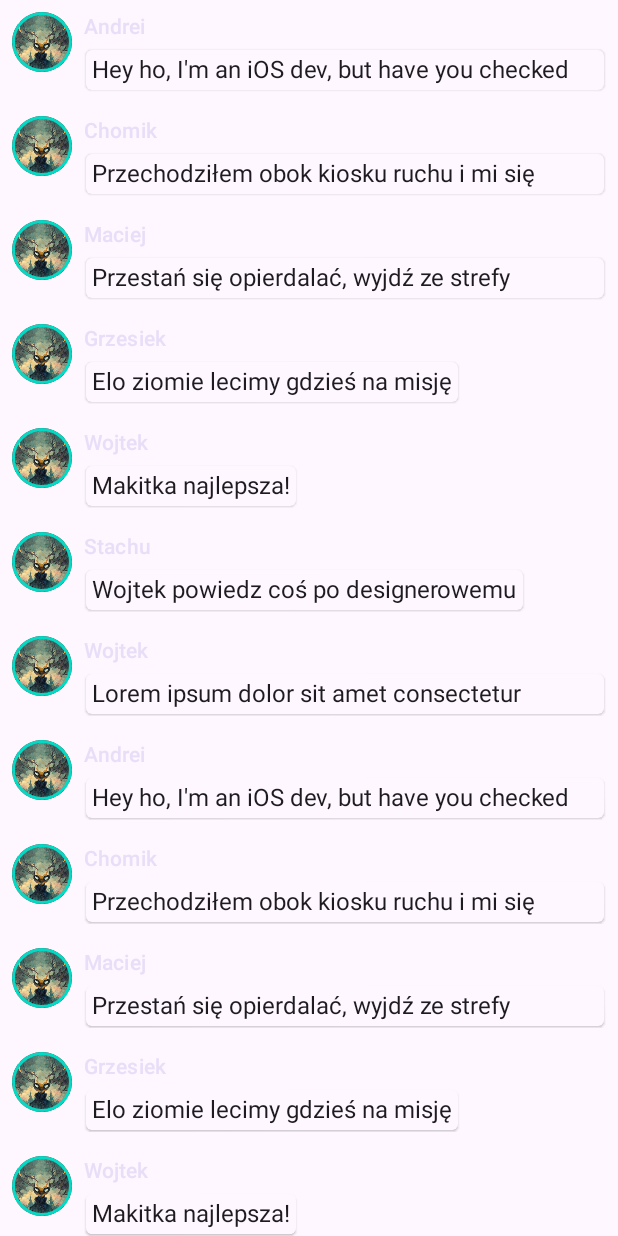
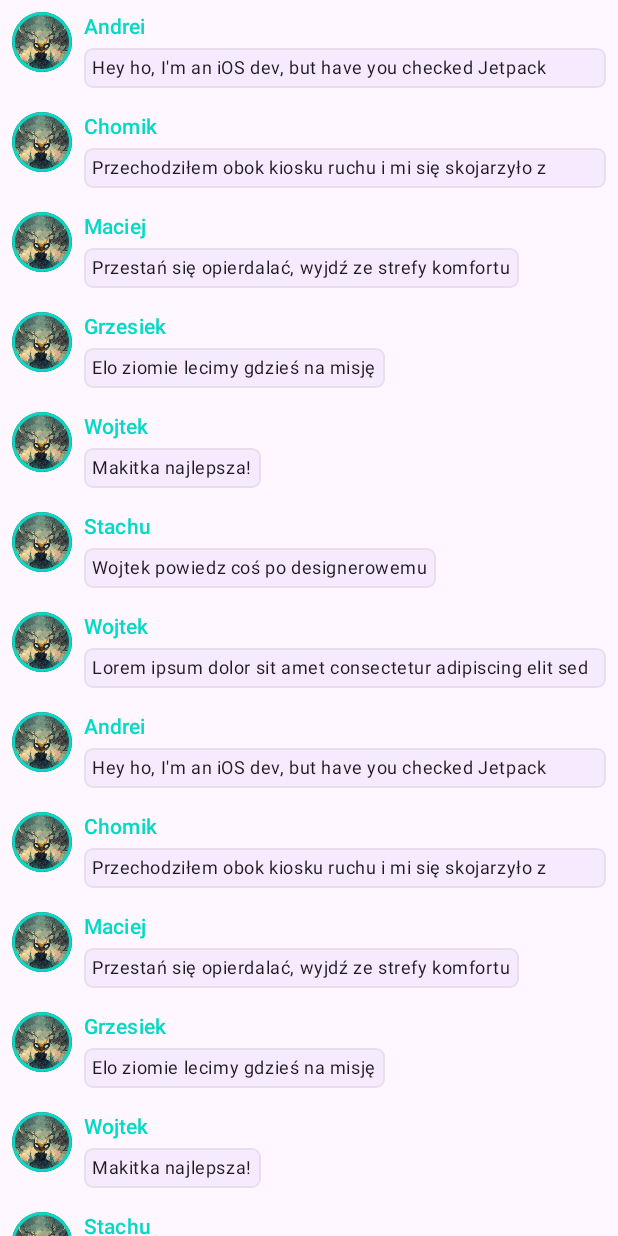
Before and after one commit to stanleyguevara/DustyTools, an Android app built with Jetpack Compose: the screen it shows after launch (MainActivity), after a tap on "Login button", on a phone screen of 412 x 824 dp. Run offline under Robolectric (Android 15) with nearby library versions, the phone set to English and light mode, and no system bars; our stand-ins replace Dagger/Hilt's generated code, Timber.

Commit message:
Material 3 bullshit fixing

```diff
--- a/app/src/main/java/com/stanleyguevara/dustytools/compose/HomeScreen.kt
+++ b/app/src/main/java/com/stanleyguevara/dustytools/compose/HomeScreen.kt
@@ -44,7 +44,7 @@ fun MessageCard(message: Message) {
         Column {
             Text(
                 text = message.author,
-                color = MaterialTheme.colorScheme.secondaryContainer,
+                color = MaterialTheme.colorScheme.secondary,
                 style = MaterialTheme.typography.titleSmall,
             )
             Spacer(modifier = Modifier.height(4.dp))
@@ -56,9 +56,13 @@ fun MessageCard(message: Message) {
 
             Surface(
                 shape = MaterialTheme.shapes.medium,
-                shadowElevation = 1.dp,
+                tonalElevation = 1.dp,
                 color = surfaceColor,
                 modifier = Modifier
+                    .border(
+                        width = 1.dp,
+                        color = MaterialTheme.colorScheme.surfaceVariant,
+                        shape = MaterialTheme.shapes.large)
                     .animateContentSize()
                     .padding(1.dp)
             ) {
@@ -68,7 +72,7 @@ fun MessageCard(message: Message) {
                         .clickable { isExpanded = !isExpanded }
                         .padding(all = 4.dp),
                     maxLines = if (isExpanded) Int.MAX_VALUE else 1,
-                    style = MaterialTheme.typography.bodyMedium,
+                    style = MaterialTheme.typography.bodySmall,
                 )
             }
         }
--- a/app/src/main/java/com/stanleyguevara/dustytools/ui/theme/Shape.kt
+++ b/app/src/main/java/com/stanleyguevara/dustytools/ui/theme/Shape.kt
@@ -7,5 +7,5 @@ import androidx.compose.ui.unit.dp
 val Shapes = Shapes(
     small = RoundedCornerShape(4.dp),
     medium = RoundedCornerShape(4.dp),
-    large = RoundedCornerShape(0.dp)
+    large = RoundedCornerShape(6.dp)
 )
```
